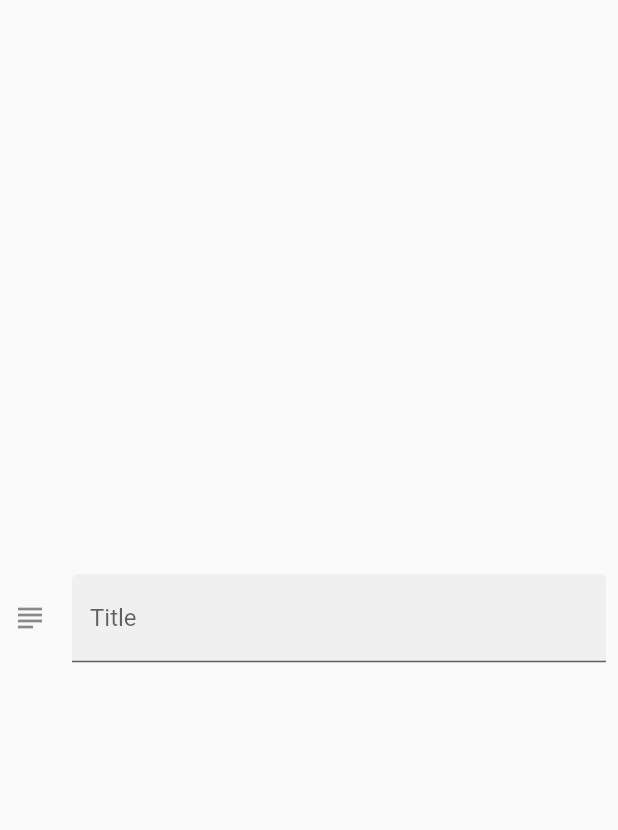
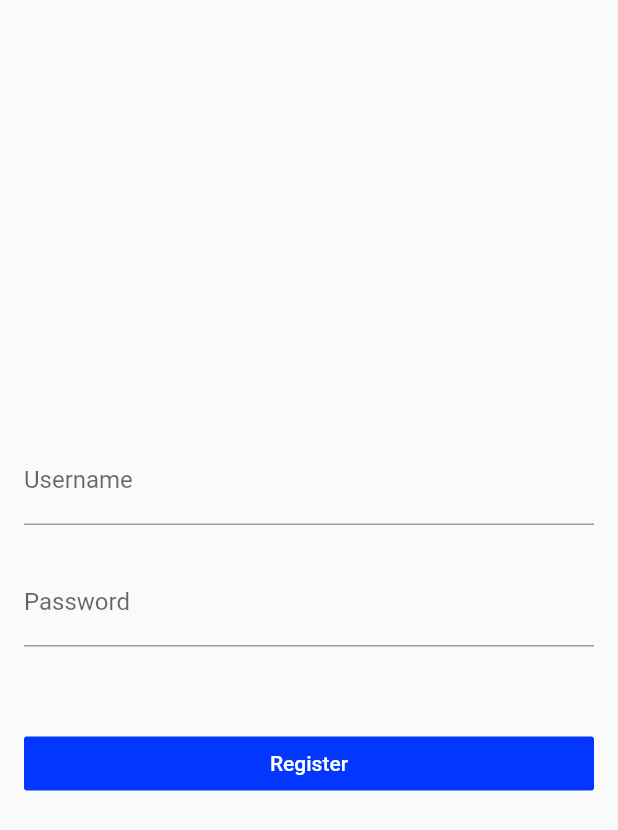
Before and after one commit to HellotalkXJP/HelloFlutter, a Flutter app: the screen it shows after launch, on a phone screen of 412 x 824 dp. Shown: the top 830 px of the screen. Run offline on Flutter 3.47's test engine with Material 2 defaults, Android fonts, the phone set to English and light mode, and no system bars.

Commit message:
添加表单验证

```diff
--- a/lib/demo/form_demo.dart
+++ b/lib/demo/form_demo.dart
@@ -13,14 +13,105 @@ class FormDemo extends StatelessWidget {
         ),
         // child: ThemeDemo(),
         child: Container(
-          padding: EdgeInsets.all(8.0),
+          padding: EdgeInsets.all(16.0),
           child: Column(
             mainAxisAlignment: MainAxisAlignment.center,
             children: <Widget>[
-              TextFieldDemo(),
+              // TextFieldDemo(),
+              RegisterForm(),
             ],
           ),
         ),
+      ),
+    );
+  }
+}
+
+class RegisterForm extends StatefulWidget {
+  @override
+  _RegisterFormState createState() => _RegisterFormState();
+}
+
+class _RegisterFormState extends State<RegisterForm> {
+  final registerFormKey = GlobalKey<FormState>();
+
+  String username, password;
+
+  bool autovalidate = false;
+
+  void submitRegisterForm() {
+    if (registerFormKey.currentState.validate()) {
+      registerFormKey.currentState.save();
+      registerFormKey.currentState.validate();
+
+      debugPrint('username: $username');
+      debugPrint('password: $password');
+    } else {
+      setState(() {
+        autovalidate = true;
+      });
+    }
+  }
+
+  String validatorUsername(value) {
+    if (value.isEmpty) {
+      return 'Username is required.';
+    }
+    return null;
+  }
+
+  String validatorPassword(value) {
+    if (value.isEmpty) {
+      return 'Password is required.';
+    }
+    return null;
+  }
+
+  @override
+  Widget build(BuildContext context) {
+    return Form(
+      key: registerFormKey,
+      child: Column(
+        children: <Widget>[
+          TextFormField(
+            decoration: InputDecoration(
+              labelText: 'Username',
+              helperText: '',
+            ),
+            onSaved: (value) {
+              username = value;
+            },
+            validator: validatorUsername,
+            autovalidate: autovalidate,
+          ),
+          TextFormField(
+            obscureText: true,
+            decoration: InputDecoration(
+              labelText: 'Password',
+              helperText: '',
+            ),
+            onSaved: (value) {
+              password = value;
+            },
+            validator: validatorPassword,
+            autovalidate: autovalidate,
+          ),
+          SizedBox(
+            height: 32.0,
+          ),
+          Container(
+            width: double.infinity,
+            child: RaisedButton(
+              color: Theme.of(context).accentColor,
+              child: Text(
+                'Register', style: TextStyle(color: Colors.white),
+              ),
+              elevation: 0.0,
+              onPressed: submitRegisterForm,
+            ),
+          ),
+
+        ],
       ),
     );
   }
@@ -32,9 +123,35 @@ class TextFieldDemo extends StatefulWidget {
 }
 
 class _TextFieldDemoState extends State<TextFieldDemo> {
+  final textEditingController = TextEditingController();
+
+  @override
+  void dispose() {
+    textEditingController.dispose();
+    super.dispose();
+  }
+
+  @override
+  void initState() {
+    super.initState();
+    // textEditingController.text = 'hi';
+    textEditingController.addListener(
+      () {
+        debugPrint('input: ${textEditingController.text}');
+      }
+    );
+  }
+
   @override
   Widget build(BuildContext context) {
     return TextField(
+      controller: textEditingController,
+      // onChanged: (value) {
+      //   debugPrint('input: $value');
+      // },
+      onSubmitted: (value) {
+        debugPrint('input: $value');
+      },
       decoration: InputDecoration(
         icon: Icon(Icons.subject),
         labelText: 'Title',
```
